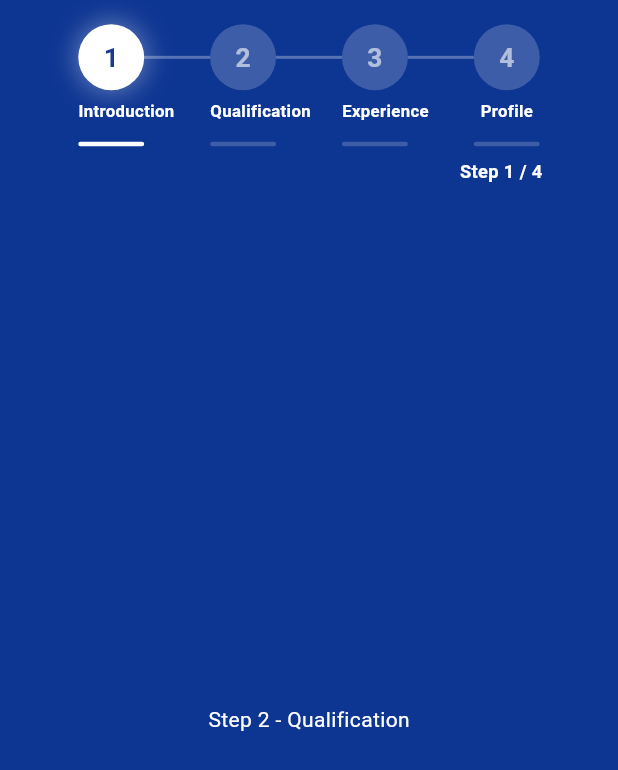
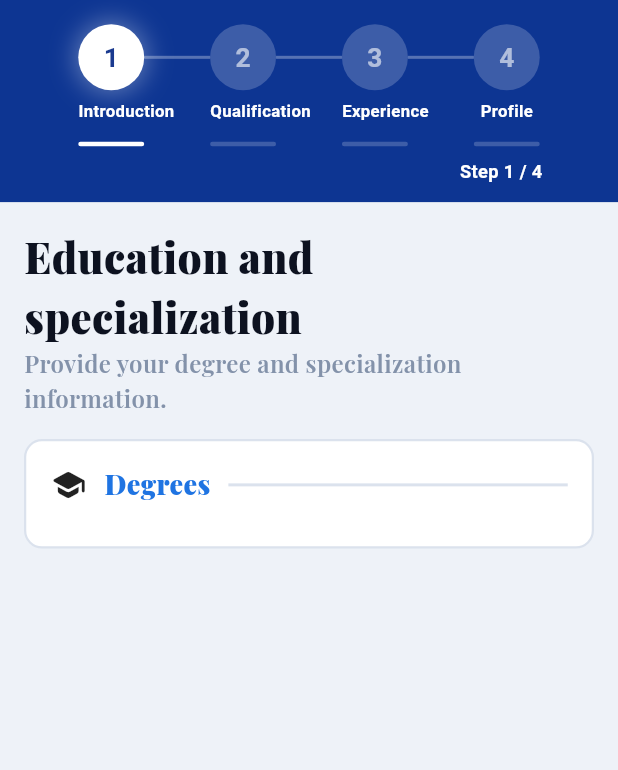
Before and after one commit to majidbhuiyan20/RxDigi, a Flutter app: the screen it shows after launch, swiped to page 2, on a phone screen of 412 x 824 dp. Shown: the top 770 px of the screen. Run offline on Flutter 3.47's test engine with Material 3 defaults, Android fonts, the phone set to English and light mode, and no system bars; our stand-ins replace dotted_border, firebase_core, firebase_crashlytics, flutter_riverpod, flutter_screenutil, logger and 1 more; accounts and stored records are empty; project files that could hold a hidden picture were left out.

Commit message:
wip(ui): education and specialization

```diff
--- a/lib/features/doctor_info/view/step2_qualification.dart
+++ b/lib/features/doctor_info/view/step2_qualification.dart
@@ -1,4 +1,11 @@
 import 'package:flutter/material.dart';
+import 'package:flutter_screenutil/flutter_screenutil.dart';
+import 'package:rxdigi/features/doctor_info/widgets/card_title_section.dart';
+
+import '../../../app/app_colors.dart';
+import '../../../app/app_text_style.dart';
+import '../../../l10n/app_localizations.dart';
+import '../widgets/profile_image_section.dart';
 
 class Step2Qualification extends StatelessWidget {
   final VoidCallback onNext;
@@ -12,10 +19,44 @@ class Step2Qualification extends StatelessWidget {
 
   @override
   Widget build(BuildContext context) {
-    return const Center(
-      child: Text(
-        "Step 2 - Qualification",
-        style: TextStyle(color: Colors.white),
+    final l10n = AppLocalizations.of(context)!;
+    final isDesktop   = MediaQuery.of(context).size.width > 600;
+    return SizedBox.expand(
+      child: Container(
+        color:  AppColors.appBackgroundColor,
+        child: Padding(
+          padding:  EdgeInsets.all(16),
+          child: SingleChildScrollView(
+            child: Column(
+              crossAxisAlignment: CrossAxisAlignment.start,
+              children: [
+                Text(l10n.educationAndSpecialization, style: AppTextStyles.largeBlackTextStyle(context),),
+                Text(l10n.provideYourDegreeInfo, style: AppTextStyles.smallGreyTextStyle(context),),
+                SizedBox(height: 16,),
+                 Container(
+                   padding: EdgeInsets.all(16),
+                   decoration: BoxDecoration(
+                     color: Colors.white,
+                     borderRadius: BorderRadius.circular(12),
+                     border: Border.all(
+                       color: AppColors.borderColor,
+                       width: isDesktop ? 3 : 1.5,
+                     )
+                   ),
+                   child: Column(
+                     children: [
+                       CardTitleSection(icon: Icons.school_rounded, title: l10n.degrees),
+                       SizedBox(height: 12,),
+
+                     ],
+                   ),
+                 ),
+                 SizedBox(height: 60,),
+
+              ],
+            ),
+          ),
+        ),
       ),
     );
   }
--- a/lib/l10n/app_bn.arb
+++ b/lib/l10n/app_bn.arb
@@ -36,7 +36,10 @@
   "mobile": "মোবাইল নাম্বার",
   "contact": "যোগাযোগ",
 
-  "personalInfoSubmit": "ব্যক্তিগত তথ্য সম্পন্ন"
+  "personalInfoSubmit": "ব্যক্তিগত তথ্য সম্পন্ন",
+  "educationAndSpecialization": "শিক্ষা ও বিশেষত্ব",
+  "provideYourDegreeInfo": "আপনার ডিগ্রি ও বিশেষজ্ঞতার তথ্য দিন",
+  "degrees": "ডিগ্রি সমূহ"
 
 
 }
--- a/lib/l10n/app_en.arb
+++ b/lib/l10n/app_en.arb
@@ -35,6 +35,10 @@
   "mobile": "Mobile No.",
   "contact": "Contact",
 
-  "personalInfoSubmit": "Personal Information Submit"
+  "personalInfoSubmit": "Personal Information Submit",
+  "educationAndSpecialization": "Education and specialization",
+  "provideYourDegreeInfo": "Provide your degree and specialization information.",
+  "degrees": "Degrees"
+
 
 }
--- a/lib/l10n/app_localizations.dart
+++ b/lib/l10n/app_localizations.dart
@@ -280,6 +280,24 @@ abstract class AppLocalizations {
   /// In en, this message translates to:
   /// **'Personal Information Submit'**
   String get personalInfoSubmit;
+
+  /// No description provided for @educationAndSpecialization.
+  ///
+  /// In en, this message translates to:
+  /// **'Education and specialization'**
+  String get educationAndSpecialization;
+
+  /// No description provided for @provideYourDegreeInfo.
+  ///
+  /// In en, this message translates to:
+  /// **'Provide your degree and specialization information.'**
+  String get provideYourDegreeInfo;
+
+  /// No description provided for @degrees.
+  ///
+  /// In en, this message translates to:
+  /// **'Degrees'**
+  String get degrees;
 }
 
 class _AppLocalizationsDelegate extends LocalizationsDelegate<AppLocalizations> {
--- a/lib/l10n/app_localizations_bn.dart
+++ b/lib/l10n/app_localizations_bn.dart
@@ -100,4 +100,13 @@ class AppLocalizationsBn extends AppLocalizations {
 
   @override
   String get personalInfoSubmit => 'ব্যক্তিগত তথ্য সম্পন্ন';
+
+  @override
+  String get educationAndSpecialization => 'শিক্ষা ও বিশেষত্ব';
+
+  @override
+  String get provideYourDegreeInfo => 'আপনার ডিগ্রি ও বিশেষজ্ঞতার তথ্য দিন';
+
+  @override
+  String get degrees => 'ডিগ্রি সমূহ';
 }
--- a/lib/l10n/app_localizations_en.dart
+++ b/lib/l10n/app_localizations_en.dart
@@ -100,4 +100,13 @@ class AppLocalizationsEn extends AppLocalizations {
 
   @override
   String get personalInfoSubmit => 'Personal Information Submit';
+
+  @override
+  String get educationAndSpecialization => 'Education and specialization';
+
+  @override
+  String get provideYourDegreeInfo => 'Provide your degree and specialization information.';
+
+  @override
+  String get degrees => 'Degrees';
 }
```
